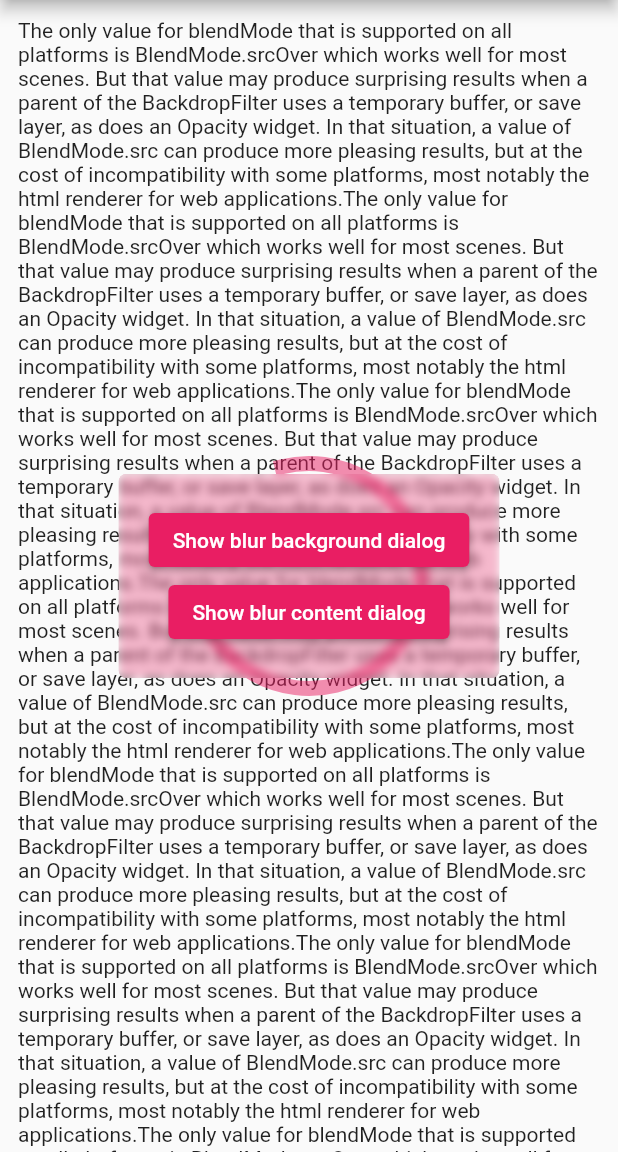
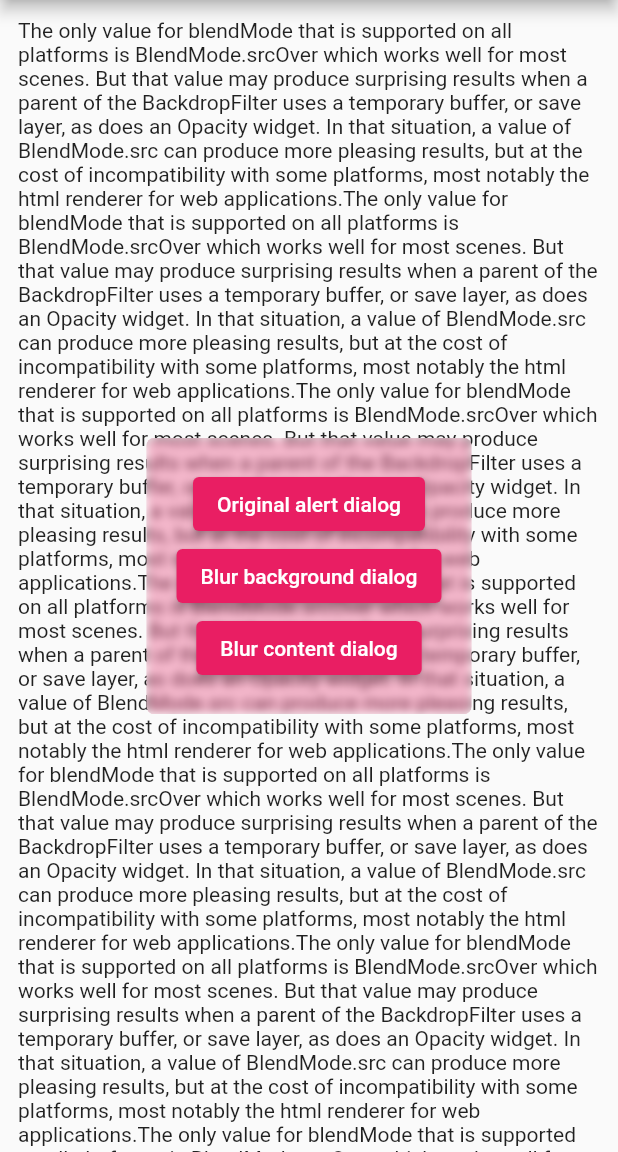
Before and after one commit to ocwvar/FlutterPlayground, a Flutter app: the BlurDemoView screen opened directly, on a phone screen of 412 x 824 dp, the part 84-1236 px from its top. Run offline on Flutter 3.47's test engine with Material 2 defaults, Android fonts, the phone set to English and light mode, and no system bars; our stand-ins replace dio.

Commit message:
enhanced blur page

```diff
--- a/lib/page/blur/view.dart
+++ b/lib/page/blur/view.dart
@@ -1,5 +1,10 @@
+import 'package:flutter/cupertino.dart';
 import 'package:flutter/material.dart';
+import 'package:flutter_playground/base/platform_control.dart';
 import 'package:flutter_playground/widget/blur.dart';
+import 'package:flutter_playground/widget/platform/base.dart';
+import 'package:flutter_playground/widget/platform/button.dart';
+import 'package:flutter_playground/widget/platform/dialog.dart';
 
 import '../../generated/l10n.dart';
 import '../../widget/platform/app_bar.dart';
@@ -33,36 +38,19 @@ class _BlurDemoView extends State<BlurDemoView> {
               child: Text(S.of(context).longText,),
             ),
 
-            Center(
-              child: SizedBox(
-                width: 150,
-                height: 150,
-                child: CircularProgressIndicator(
-                  strokeWidth: 10,
-                  color: Theme.of(context).primaryColor.withOpacity(0.5),
-                ),
-              ),
-            ),
-
             // blur stack
             Center(
               child: BlurBox(
                 padding: const EdgeInsets.all(20),
-                backgroundColor: Theme.of(context).primaryColor.withOpacity(0.3),
+                backgroundColor: getNotNullablePlatformObject(
+                    forAndroid: Theme.of(context).primaryColor,
+                    forIOS: CupertinoTheme.of(context).primaryColor
+                ).withOpacity(0.3),
                 blurValue: 3,
                 cornerRoundedValue: 5,
                 child: Column(
                   mainAxisSize: MainAxisSize.min,
-                  children: [
-                    ElevatedButton(
-                        onPressed: () => _showBlurBackgroundDialog(context, true),
-                        child: const Text("Show blur background dialog")
-                    ),
-                    ElevatedButton(
-                        onPressed: () => _showBlurBackgroundDialog(context, false),
-                        child: const Text("Show blur content dialog")
-                    )
-                  ],
+                  children: getDemoButtons(context),
                 ),
               ),
             ),
@@ -70,6 +58,66 @@ class _BlurDemoView extends State<BlurDemoView> {
         ),
       ),
     );
+  }
+
+  void _showAndroidAlertDialog(BuildContext context) {
+    showDialog(
+        context: context,
+        builder: (context) {
+          return PlatformDialog(
+              title: "Title display",
+              content: const Text("Content text"),
+              androidActions: [
+                MaterialButton(onPressed: (){}, child: const Text("Action 1"),),
+                MaterialButton(onPressed: (){}, child: const Text("Action 2"),)
+              ]
+          );
+        }
+    );
+  }
+
+  void _showIOSAlertDialog(BuildContext context) {
+    showCupertinoDialog(
+        context: context,
+        barrierDismissible: true,
+        builder: (context) {
+          return PlatformDialog(
+              title: "Title display",
+              content: const Text("Content text"),
+              iosActions: [
+                CupertinoDialogAction(onPressed: (){}, isDestructiveAction: true, child: const Text("Action 1"),),
+                CupertinoDialogAction(onPressed: (){}, isDefaultAction: true, child: const Text("Action 2"),),
+                CupertinoDialogAction(onPressed: (){}, child: const Text("Action 3"),),
+              ]
+          );
+        }
+    );
+  }
+
+  List<Widget> getDemoButtons(BuildContext context) {
+    if (PlatformControl.self.isRunningAndroid()) {
+      return [
+        PlatformButton(
+            onPressed: () => _showAndroidAlertDialog(context),
+            child: const Text("Original alert dialog")
+        ),
+        PlatformButton(
+            onPressed: () => _showBlurBackgroundDialog(context, true),
+            child: const Text("Blur background dialog")
+        ),
+        PlatformButton(
+            onPressed: () => _showBlurBackgroundDialog(context, false),
+            child: const Text("Blur content dialog")
+        )
+      ];
+    }
+
+    return [
+      PlatformButton(
+          onPressed: () => _showIOSAlertDialog(context),
+          child: const Text("Original alert dialog")
+      )
+    ];
   }
 
   void _showBlurBackgroundDialog(BuildContext context, bool isBlurBackground) {
--- /dev/null
+++ b/lib/widget/platform/dialog.dart
@@ -0,0 +1,37 @@
+import 'package:flutter/cupertino.dart';
+import 'package:flutter/material.dart';
+import 'package:flutter_playground/widget/platform/base.dart';
+
+class PlatformDialog extends BasePlatformWidget<AlertDialog, CupertinoAlertDialog> {
+
+  final String title;
+  final Widget content;
+
+  final List<Widget>? androidActions;
+  final List<CupertinoDialogAction>? iosActions;
+
+  const PlatformDialog({Key? key,
+    required this.title,
+    required this.content,
+    this.androidActions,
+    this.iosActions,
+  }) : super(key: key);
+
+  @override
+  AlertDialog createAndroidObject(BuildContext arg) {
+    return AlertDialog(
+      title: Text(title),
+      content: content,
+      actions: androidActions,
+    );
+  }
+
+  @override
+  CupertinoAlertDialog createIOSObject(BuildContext arg) {
+    return CupertinoAlertDialog(
+      title: Text(title),
+      content: content,
+      actions: iosActions ?? [],
+    );
+  }
+}
```
